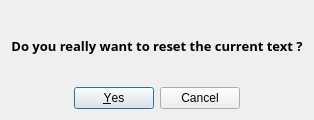
First picture: the form in Qt/reset.ui, repository Gyrfalc0n/noAim-Translation, before the edit.
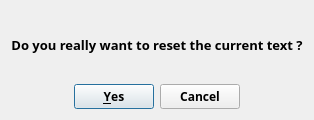
Second picture: the form after the edit.

```diff
--- a/Qt/reset.ui
+++ b/Qt/reset.ui
@@ -6,7 +6,7 @@
    <rect>
     <x>0</x>
     <y>0</y>
-    <width>301</width>
+    <width>303</width>
     <height>120</height>
    </rect>
   </property>
@@ -40,6 +40,13 @@
    </item>
    <item>
     <widget class="QDialogButtonBox" name="buttonBox">
+     <property name="font">
+      <font>
+       <family>Century Gothic</family>
+       <weight>75</weight>
+       <bold>true</bold>
+      </font>
+     </property>
      <property name="orientation">
       <enum>Qt::Horizontal</enum>
      </property>
```
Left out of the diff: 8 changed lines with no effect on the pictures.
